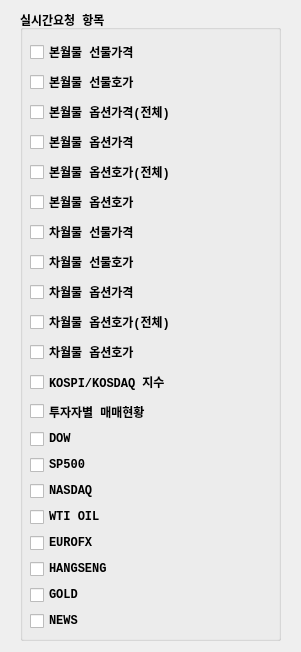
The window that UI/realtimeitem.ui (skygoldfish/SkyBot) describes before a commit, drawn with Qt 5.
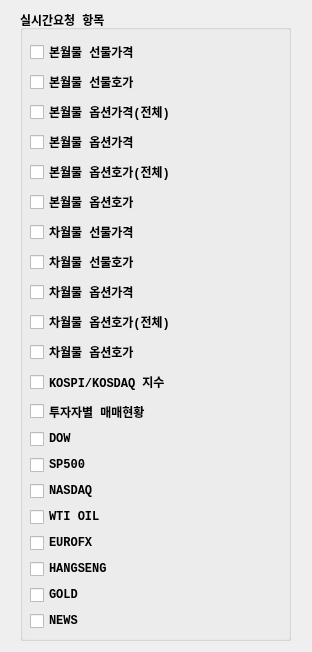
The same window after the commit.

Commit message: 소스정리

The edit to the form file:
```diff
--- a/UI/realtimeitem.ui
+++ b/UI/realtimeitem.ui
@@ -6,7 +6,7 @@
    <rect>
     <x>0</x>
     <y>0</y>
-    <width>301</width>
+    <width>312</width>
     <height>652</height>
    </rect>
   </property>
@@ -18,7 +18,7 @@
     <rect>
      <x>20</x>
      <y>10</y>
-     <width>261</width>
+     <width>271</width>
      <height>631</height>
     </rect>
    </property>
@@ -35,12 +35,12 @@
    <property name="flat">
     <bool>false</bool>
    </property>
-   <widget class="QWidget" name="">
+   <widget class="QWidget" name="layoutWidget">
     <property name="geometry">
      <rect>
       <x>10</x>
       <y>30</y>
-      <width>241</width>
+      <width>251</width>
       <height>591</height>
      </rect>
     </property>
```
The commit also changes 1 other file.
